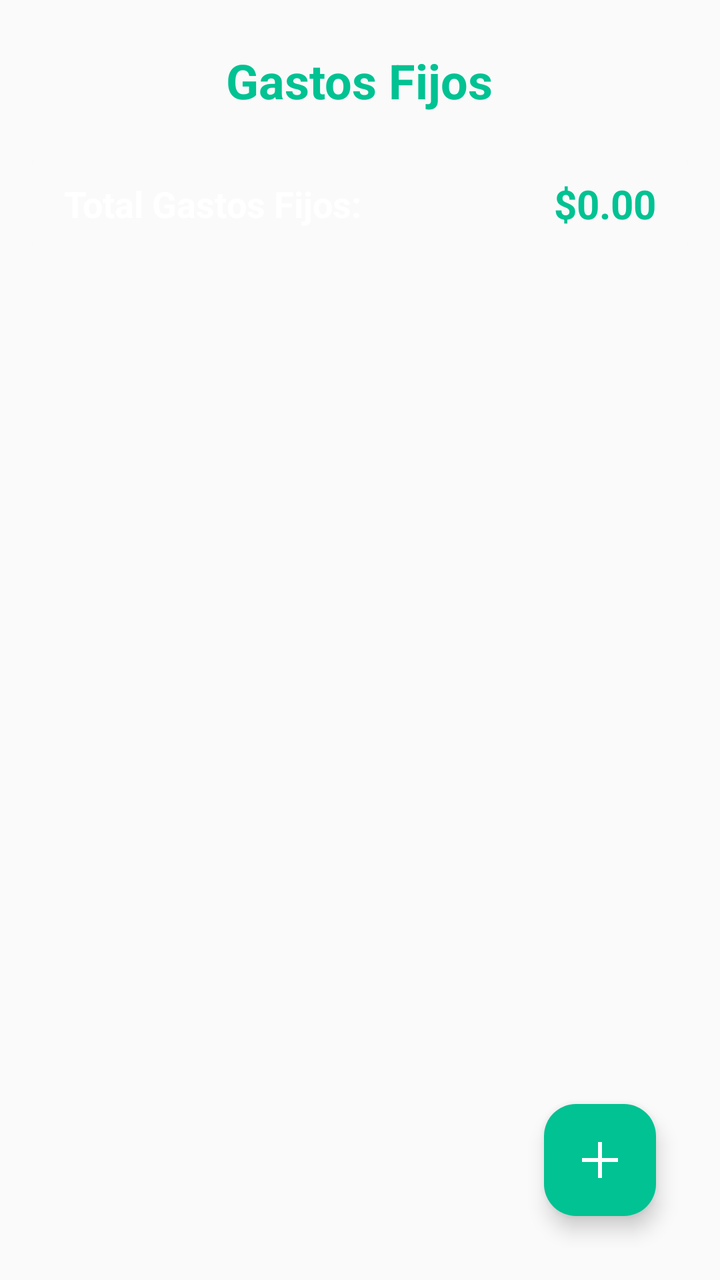
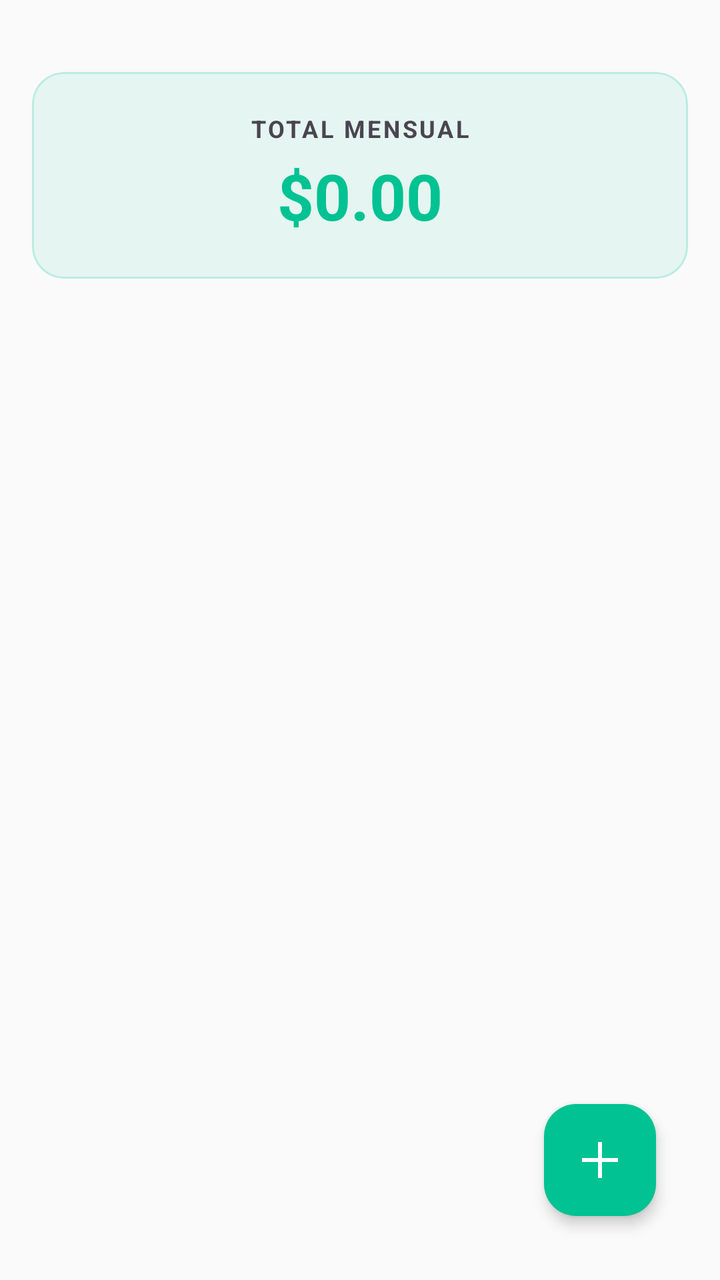

Two renders of the same Android screen: before a commit and after it. Below are the layout's source before the change and the commit's diff.
<!-- AndroidManifest.xml: application theme Theme.MyLittleFinanControl -->
<!-- res/layout/fragment_gastos_fijos.xml -->
<?xml version="1.0" encoding="utf-8"?>
<RelativeLayout xmlns:android="http://schemas.android.com/apk/res/android"
    xmlns:app="http://schemas.android.com/apk/res-auto"
    xmlns:tools="http://schemas.android.com/tools"
    android:layout_width="match_parent"
    android:layout_height="match_parent"
    android:padding="16dp"
    tools:context=".Fragmentos.FragmentGastosFijos">

    <TextView
        android:id="@+id/tv_titulo"
        android:layout_width="wrap_content"
        android:layout_height="wrap_content"
        android:text="@string/txt_gastos_fijos"
        android:textSize="24sp"
        android:textStyle="bold"
        android:textColor="@color/primary"
        android:layout_centerHorizontal="true"
        android:layout_marginTop="8dp"/>

    <LinearLayout
        android:id="@+id/ll_total"
        android:layout_width="match_parent"
        android:layout_height="wrap_content"
        android:layout_below="@id/tv_titulo"
        android:layout_marginTop="16dp"
        android:orientation="horizontal"
        android:gravity="center_vertical"
        android:background="@drawable/rounded_corners_background"
        android:padding="16dp">

        <TextView
            android:layout_width="0dp"
            android:layout_height="wrap_content"
            android:layout_weight="1"
            android:text="@string/txt_total_gastos_fijos"
            android:textSize="18sp"
            android:textColor="@color/white"
            android:textStyle="bold"/>

        <TextView
            android:id="@+id/tv_total_monto"
            android:layout_width="wrap_content"
            android:layout_height="wrap_content"
            android:text="$0.00"
            android:textSize="20sp"
            android:textColor="@color/primary"
            android:textStyle="bold"/>
    </LinearLayout>

    <androidx.recyclerview.widget.RecyclerView
        android:id="@+id/rv_gastos_fijos"
        android:layout_width="match_parent"
        android:layout_height="match_parent"
        android:layout_below="@id/ll_total"
        android:layout_marginTop="16dp"
        tools:listitem="@layout/item_gasto_fijo"/>

    <com.google.android.material.floatingactionbutton.FloatingActionButton
        android:id="@+id/fab_agregar"
        android:layout_width="wrap_content"
        android:layout_height="wrap_content"
        android:layout_alignParentEnd="true"
        android:layout_alignParentBottom="true"
        android:layout_margin="16dp"
        android:src="@drawable/ic_add"
        app:backgroundTint="@color/primary"
        app:tint="@color/white"
        android:contentDescription="@string/txt_agregar_gasto_fijo" />

</RelativeLayout>
<!-- res/layout/item_gasto_fijo.xml (included above) -->
<?xml version="1.0" encoding="utf-8"?>
<com.google.android.material.card.MaterialCardView xmlns:android="http://schemas.android.com/apk/res/android"
    xmlns:app="http://schemas.android.com/apk/res-auto"
    android:layout_width="match_parent"
    android:layout_height="wrap_content"
    android:layout_marginHorizontal="16dp"
    android:layout_marginVertical="8dp"
    app:cardCornerRadius="12dp"
    app:cardElevation="4dp"
    app:strokeColor="@color/secondary"
    app:strokeWidth="1dp">

    <RelativeLayout
        android:layout_width="match_parent"
        android:layout_height="wrap_content"
        android:padding="16dp">

        <TextView
            android:id="@+id/tv_concepto"
            android:layout_width="wrap_content"
            android:layout_height="wrap_content"
            android:text="Concepto"
            android:textSize="18sp"
            android:textStyle="bold"
            android:textColor="@color/primary"/>

        <TextView
            android:id="@+id/tv_categoria"
            android:layout_width="wrap_content"
            android:layout_height="wrap_content"
            android:layout_below="@id/tv_concepto"
            android:text="Categoría"
            android:textSize="14sp"
            android:textColor="@color/secondary"/>

        <TextView
            android:id="@+id/tv_monto"
            android:layout_width="wrap_content"
            android:layout_height="wrap_content"
            android:layout_alignParentEnd="true"
            android:text="$0.00"
            android:textSize="18sp"
            android:textStyle="bold"
            android:textColor="@color/primary"/>

        <TextView
            android:id="@+id/tv_pago_info"
            android:layout_width="wrap_content"
            android:layout_height="wrap_content"
            android:layout_below="@id/tv_monto"
            android:layout_alignParentEnd="true"
            android:text="Día 15 - Mensual"
            android:textSize="12sp"
            android:textColor="@color/secondary"/>

        <LinearLayout
            android:layout_width="wrap_content"
            android:layout_height="wrap_content"
            android:layout_below="@id/tv_categoria"
            android:layout_marginTop="8dp"
            android:orientation="horizontal">

            <ImageView
                android:id="@+id/iv_editar"
                android:layout_width="24dp"
                android:layout_height="24dp"
                android:src="@drawable/ic_edit"
                app:tint="@color/primary"
                android:layout_marginEnd="16dp"
                android:contentDescription="Editar" />

            <ImageView
                android:id="@+id/iv_eliminar"
                android:layout_width="24dp"
                android:layout_height="24dp"
                android:src="@drawable/ic_delete"
                app:tint="@color/accent_alerta"
                android:contentDescription="Eliminar" />
        </LinearLayout>

    </RelativeLayout>
</com.google.android.material.card.MaterialCardView>
<!-- resources referenced by this layout -->
<resources>
  <color name="accent_alerta">#E55555</color>
  <color name="primary">#00C292</color>
  <color name="secondary">#3A4750</color>
  <color name="white">#FFFFFFFF</color>
  <!-- drawable ic_add (drawable) -->
  <vector xmlns:android="http://schemas.android.com/apk/res/android" android:autoMirrored="true" android:height="24dp" android:tint="#1F4F98" android:viewportHeight="960" android:viewportWidth="960" android:width="24dp">
        
      <path android:fillColor="@android:color/white" android:pathData="M440,840L440,520L120,520L120,440L440,440L440,120L520,120L520,440L840,440L840,520L520,520L520,840L440,840Z"/>
      
  </vector>
  <!-- drawable ic_delete (drawable) -->
  <vector xmlns:android="http://schemas.android.com/apk/res/android" android:autoMirrored="true" android:height="24dp" android:tint="#1F4F98" android:viewportHeight="24" android:viewportWidth="24" android:width="24dp">
        
      <path android:fillColor="@android:color/white" android:pathData="M6,19c0,1.1 0.9,2 2,2h8c1.1,0 2,-0.9 2,-2V7H6v12zM19,4h-3.5l-1,-1h-5l-1,1H5v2h14V4z"/>
      
  </vector>
  <!-- drawable ic_edit (drawable) -->
  <vector xmlns:android="http://schemas.android.com/apk/res/android" android:autoMirrored="true" android:height="24dp" android:tint="#1F4F98" android:viewportHeight="24" android:viewportWidth="24" android:width="24dp">
        
      <path android:fillColor="@android:color/white" android:pathData="M3,17.25V21h3.75L17.81,9.94l-3.75,-3.75L3,17.25zM20.71,7.04c0.39,-0.39 0.39,-1.02 0,-1.41l-2.34,-2.34c-0.39,-0.39 -1.02,-0.39 -1.41,0l-1.83,1.83 3.75,3.75 1.83,-1.83z"/>
      
  </vector>
  <!-- drawable rounded_corners_background (drawable) -->
  <?xml version="1.0" encoding="utf-8"?>
  <shape xmlns:android="http://schemas.android.com/apk/res/android"
      android:shape="rectangle">
      <solid android:color="#20F2F2F2"/>
      <corners android:radius="10dp" />
  </shape>
  <string name="txt_agregar_gasto_fijo">Agregar Gasto Fijo</string>
  <string name="txt_gastos_fijos">Gastos Fijos</string>
  <string name="txt_total_gastos_fijos">Total Gastos Fijos:</string>
  <style name="Theme.MyLittleFinanControl" parent="Base.Theme.MyLittleFinanControl" />
  <style name="Base.Theme.MyLittleFinanControl" parent="Theme.Material3.DayNight.NoActionBar">
          
          <item name="colorPrimary">@color/primary</item>
          <item name="colorOnPrimary">@color/white</item>
          <item name="colorSecondary">@color/secondary</item>
          <item name="colorOnSecondary">@color/white</item>
          
          
          <item name="android:windowBackground">@color/background_light</item>
          <item name="colorSurface">@color/background_light</item>
          
          
          <item name="colorError">@color/accent_alerta</item>
          
          
          <item name="android:statusBarColor">@color/background_light</item>
          <item name="android:windowLightStatusBar">true</item>
      </style>
  <color name="background_light">#FAFAFA</color>
</resources>

<!-- the commit's change to res/layout/fragment_gastos_fijos.xml (unified diff, before → after) -->
@@ -7,55 +7,58 @@
     android:padding="16dp"
     tools:context=".Fragmentos.FragmentGastosFijos">
 
-    <TextView
-        android:id="@+id/tv_titulo"
-        android:layout_width="wrap_content"
-        android:layout_height="wrap_content"
-        android:text="@string/txt_gastos_fijos"
-        android:textSize="24sp"
-        android:textStyle="bold"
-        android:textColor="@color/primary"
-        android:layout_centerHorizontal="true"
-        android:layout_marginTop="8dp"/>
-
-    <LinearLayout
-        android:id="@+id/ll_total"
+    
+    <com.google.android.material.card.MaterialCardView
+        android:id="@+id/cv_total"
         android:layout_width="match_parent"
         android:layout_height="wrap_content"
-        android:layout_below="@id/tv_titulo"
-        android:layout_marginTop="16dp"
-        android:orientation="horizontal"
-        android:gravity="center_vertical"
-        android:background="@drawable/rounded_corners_background"
-        android:padding="16dp">
+        android:layout_marginTop="20dp"
+        app:cardCornerRadius="16dp"
+        app:cardElevation="0dp"
+        app:cardBackgroundColor="#1500C292"
+        app:strokeWidth="1dp"
+        app:strokeColor="#3000C292">
 
-        <TextView
-            android:layout_width="0dp"
+        <LinearLayout
+            android:layout_width="match_parent"
             android:layout_height="wrap_content"
-            android:layout_weight="1"
-            android:text="@string/txt_total_gastos_fijos"
-            android:textSize="18sp"
-            android:textColor="@color/white"
-            android:textStyle="bold"/>
+            android:orientation="vertical"
+            android:padding="20dp"
+            android:gravity="center">
 
-        <TextView
-            android:id="@+id/tv_total_monto"
-            android:layout_width="wrap_content"
-            android:layout_height="wrap_content"
-            android:text="$0.00"
-            android:textSize="20sp"
-            android:textColor="@color/primary"
-            android:textStyle="bold"/>
-    </LinearLayout>
+            <TextView
+                android:layout_width="wrap_content"
+                android:layout_height="wrap_content"
+                android:text="TOTAL MENSUAL"
+                android:textSize="12sp"
+                android:letterSpacing="0.1"
+                android:textColor="?attr/colorOnSurfaceVariant"
+                android:textStyle="bold" />
 
+            <TextView
+                android:id="@+id/tv_total_monto"
+                android:layout_width="wrap_content"
+                android:layout_height="wrap_content"
+                android:text="$0.00"
+                android:textSize="32sp"
+                android:textColor="@color/primary"
+                android:textStyle="bold"
+                android:layout_marginTop="4dp"/>
+        </LinearLayout>
+    </com.google.android.material.card.MaterialCardView>
+
+    
     <androidx.recyclerview.widget.RecyclerView
         android:id="@+id/rv_gastos_fijos"
         android:layout_width="match_parent"
         android:layout_height="match_parent"
-        android:layout_below="@id/ll_total"
+        android:layout_below="@id/cv_total"
         android:layout_marginTop="16dp"
+        android:clipToPadding="false"
+        android:paddingBottom="80dp"
         tools:listitem="@layout/item_gasto_fijo"/>
 
+    
     <com.google.android.material.floatingactionbutton.FloatingActionButton
         android:id="@+id/fab_agregar"
         android:layout_width="wrap_content"
@@ -66,6 +69,7 @@
         android:src="@drawable/ic_add"
         app:backgroundTint="@color/primary"
         app:tint="@color/white"
+        app:elevation="4dp"
         android:contentDescription="@string/txt_agregar_gasto_fijo" />
 
 </RelativeLayout>
@@ -78,75 +82,86 @@
     android:layout_marginHorizontal="16dp"
     android:layout_marginVertical="8dp"
     app:cardCornerRadius="12dp"
-    app:cardElevation="4dp"
-    app:strokeColor="@color/secondary"
-    app:strokeWidth="1dp">
+    app:cardElevation="2dp"
+    app:strokeWidth="0dp">
 
     <RelativeLayout
         android:layout_width="match_parent"
         android:layout_height="wrap_content"
         android:padding="16dp">
 
-        <TextView
-            android:id="@+id/tv_concepto"
+        <LinearLayout
             android:layout_width="wrap_content"
             android:layout_height="wrap_content"
-            android:text="Concepto"
-            android:textSize="18sp"
-            android:textStyle="bold"
-            android:textColor="@color/primary"/>
+            android:layout_alignParentStart="true"
+            android:layout_toStartOf="@+id/ll_acciones"
+            android:orientation="vertical">
 
-        <TextView
-            android:id="@+id/tv_categoria"
-            android:layout_width="wrap_content"
-            android:layout_height="wrap_content"
-            android:layout_below="@id/tv_concepto"
-            android:text="Categoría"
-            android:textSize="14sp"
-            android:textColor="@color/secondary"/>
+            <TextView
+                android:id="@+id/tv_concepto"
+                android:layout_width="wrap_content"
+                android:layout_height="wrap_content"
+                android:text="CONCEPTO"
+                android:textAllCaps="true"
+                android:textSize="16sp"
+                android:textStyle="bold"
+                android:textColor="?attr/colorOnSurface" />
 
-        <TextView
-            android:id="@+id/tv_monto"
+            <TextView
+                android:id="@+id/tv_monto"
+                android:layout_width="wrap_content"
+                android:layout_height="wrap_content"
+                android:layout_marginTop="4dp"
+                android:text="1000000"
+                android:textSize="15sp"
+                android:textColor="?attr/colorOnSurfaceVariant" />
+
+            <TextView
+                android:id="@+id/tv_categoria"
+                android:layout_width="wrap_content"
+                android:layout_height="wrap_content"
+                android:layout_marginTop="4dp"
+                android:text="CATEGORÍA"
+                android:textAllCaps="true"
+                android:textSize="14sp"
+                android:textColor="?attr/colorOnSurfaceVariant" />
+
+            <TextView
+                android:id="@+id/tv_pago_info"
+                android:layout_width="wrap_content"
+                android:layout_height="wrap_content"
+                android:layout_marginTop="2dp"
+                android:text="Día 15 - Mensual"
+                android:textSize="11sp"
+                android:textColor="@color/primary" />
+
+        </LinearLayout>
+
+        <LinearLayout
+            android:id="@+id/ll_acciones"
             android:layout_width="wrap_content"
             android:layout_height="wrap_content"
             android:layout_alignParentEnd="true"
-            android:text="$0.00"
-            android:textSize="18sp"
-            android:textStyle="bold"
-            android:textColor="@color/primary"/>
-
-        <TextView
-            android:id="@+id/tv_pago_info"
-            android:layout_width="wrap_content"
-            android:layout_height="wrap_content"
-            android:layout_below="@id/tv_monto"
-            android:layout_alignParentEnd="true"
-            android:text="Día 15 - Mensual"
-            android:textSize="12sp"
-            android:textColor="@color/secondary"/>
-
-        <LinearLayout
-            android:layout_width="wrap_content"
-            android:layout_height="wrap_content"
-            android:layout_below="@id/tv_categoria"
-            android:layout_marginTop="8dp"
+            android:layout_centerVertical="true"
             android:orientation="horizontal">
 
             <ImageView
                 android:id="@+id/iv_editar"
-                android:layout_width="24dp"
-                android:layout_height="24dp"
+                android:layout_width="28dp"
+                android:layout_height="28dp"
+                android:padding="4dp"
                 android:src="@drawable/ic_edit"
-                app:tint="@color/primary"
-                android:layout_marginEnd="16dp"
+                app:tint="@color/secondary"
+                android:layout_marginEnd="12dp"
                 android:contentDescription="Editar" />
 
             <ImageView
                 android:id="@+id/iv_eliminar"
-                android:layout_width="24dp"
-                android:layout_height="24dp"
+                android:layout_width="28dp"
+                android:layout_height="28dp"
+                android:padding="4dp"
                 android:src="@drawable/ic_delete"
-                app:tint="@color/accent_alerta"
+                app:tint="@color/secondary"
                 android:contentDescription="Eliminar" />
         </LinearLayout>
 
<!-- resource entries referenced after the edit -->
@@ -22,16 +22,7 @@
       <path android:fillColor="@android:color/white" android:pathData="M3,17.25V21h3.75L17.81,9.94l-3.75,-3.75L3,17.25zM20.71,7.04c0.39,-0.39 0.39,-1.02 0,-1.41l-2.34,-2.34c-0.39,-0.39 -1.02,-0.39 -1.41,0l-1.83,1.83 3.75,3.75 1.83,-1.83z"/>
       
   </vector>
-  <!-- drawable rounded_corners_background (drawable) -->
-  <?xml version="1.0" encoding="utf-8"?>
-  <shape xmlns:android="http://schemas.android.com/apk/res/android"
-      android:shape="rectangle">
-      <solid android:color="#20F2F2F2"/>
-      <corners android:radius="10dp" />
-  </shape>
   <string name="txt_agregar_gasto_fijo">Agregar Gasto Fijo</string>
-  <string name="txt_gastos_fijos">Gastos Fijos</string>
-  <string name="txt_total_gastos_fijos">Total Gastos Fijos:</string>
   <style name="Theme.MyLittleFinanControl" parent="Base.Theme.MyLittleFinanControl" />
   <style name="Base.Theme.MyLittleFinanControl" parent="Theme.Material3.DayNight.NoActionBar">
           
